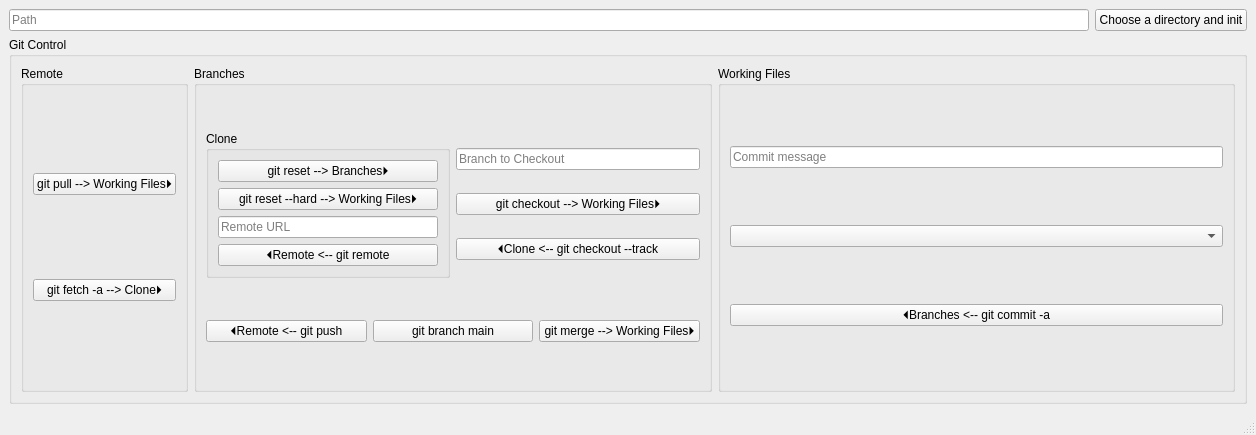
Before: the Qt Designer form mainwindow.ui in AMa2tei/GitHelper, drawn with Qt 5.
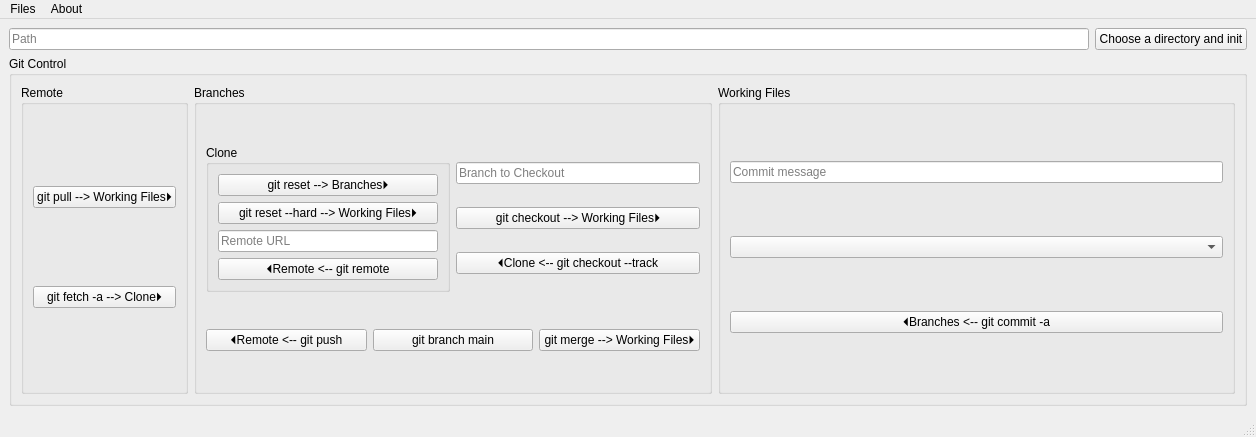
After: the same form once the commit is applied. Icons and pictures are not drawn.

```diff
--- a/mainwindow.ui
+++ b/mainwindow.ui
@@ -7,7 +7,7 @@
     <x>0</x>
     <y>0</y>
     <width>1256</width>
-    <height>435</height>
+    <height>437</height>
    </rect>
   </property>
   <property name="windowTitle">
@@ -248,6 +248,32 @@
      <height>25</height>
     </rect>
    </property>
+   <widget class="QMenu" name="menuFichiers">
+    <property name="title">
+     <string>Files</string>
+    </property>
+    <addaction name="actionConfigure"/>
+    <addaction name="separator"/>
+    <addaction name="actionExit"/>
+   </widget>
+   <widget class="QMenu" name="menuAbout">
+    <property name="title">
+     <string>About</string>
+    </property>
+    <property name="icon">
+     <iconset>
+      <normalon>:/new/prefix1/assets/question-line.svg</normalon>
+     </iconset>
+    </property>
+    <property name="separatorsCollapsible">
+     <bool>false</bool>
+    </property>
+    <property name="toolTipsVisible">
+     <bool>false</bool>
+    </property>
+   </widget>
+   <addaction name="menuFichiers"/>
+   <addaction name="menuAbout"/>
   </widget>
   <widget class="QStatusBar" name="statusbar"/>
  </widget>
```
Left out of the diff: 21 changed lines with no effect on the pictures.
